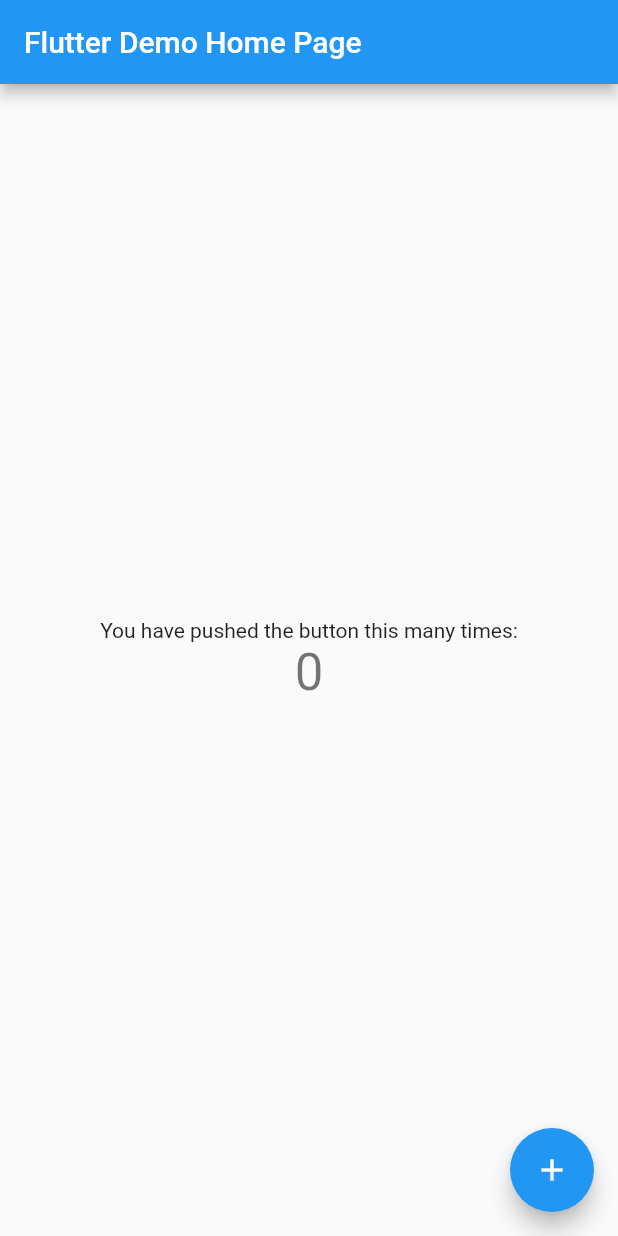
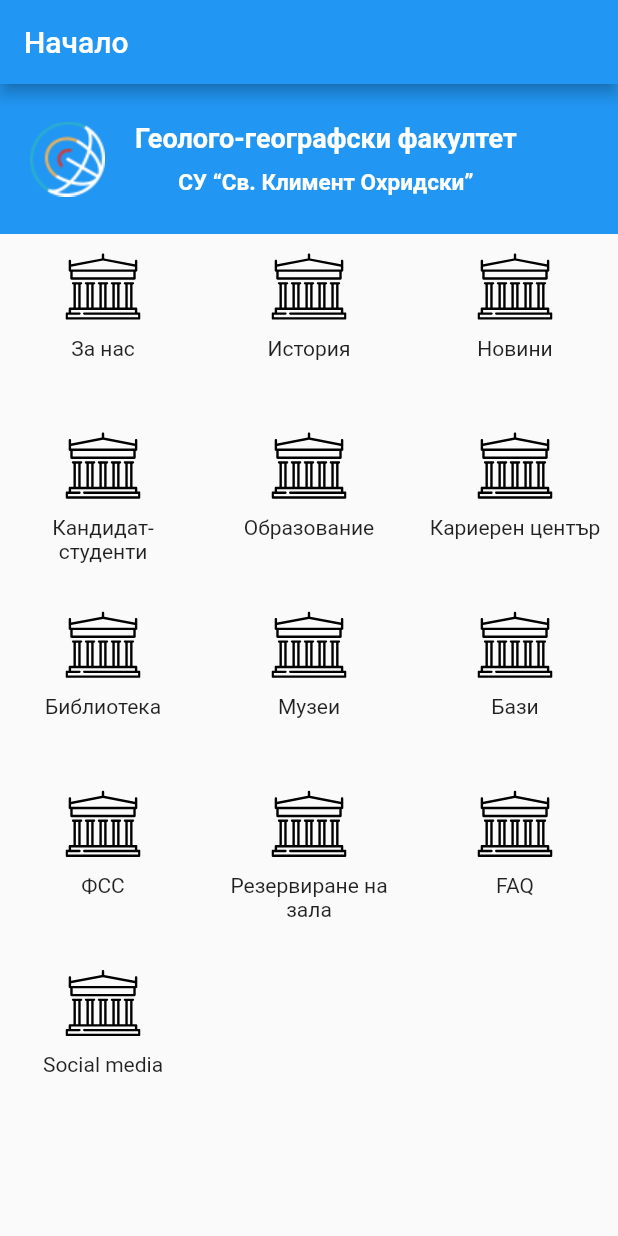
Before and after one commit to diditoleva/faculty_demo_app, a Flutter app: the screen it shows after launch, on a phone screen of 412 x 824 dp. Run offline on Flutter 3.47's test engine with Material 2 defaults, Android fonts, the phone set to English and light mode, and no system bars; our stand-ins replace flutter_svg.

Commit message:
Home screen base design

```diff
--- /dev/null
+++ b/lib/home/home_element.dart
@@ -0,0 +1,79 @@
+enum HomeElement {
+  aboutUs,
+  history,
+  news,
+  candidateStudents,
+  education,
+  careerCenter,
+  library,
+  museums,
+  bases,
+  fss,
+  baseReservation,
+  faq,
+  social,
+}
+
+extension HomeElementExtension on HomeElement {
+  String get title {
+    switch (this) {
+      case HomeElement.aboutUs:
+        return "За нас";
+      case HomeElement.history:
+        return "История";
+      case HomeElement.news:
+        return "Новини";
+      case HomeElement.candidateStudents:
+        return "Кандидат-студенти";
+      case HomeElement.education:
+        return "Образование";
+      case HomeElement.careerCenter:
+        return "Кариерен център";
+      case HomeElement.library:
+        return "Библиотека";
+      case HomeElement.museums:
+        return "Музеи";
+      case HomeElement.bases:
+        return "Бази";
+      case HomeElement.fss:
+        return "ФСС";
+      case HomeElement.baseReservation:
+        return "Резервиране на зала";
+      case HomeElement.faq:
+        return "FAQ";
+      case HomeElement.social:
+        return "Social media";
+    }
+  }
+
+  String get imagePath {
+    switch (this) {
+      case HomeElement.aboutUs:
+        return "assets/images/history.svg";
+      case HomeElement.history:
+        return "assets/images/history.svg";
+      case HomeElement.news:
+        return "assets/images/history.svg";
+      case HomeElement.candidateStudents:
+        return "assets/images/history.svg";
+      case HomeElement.education:
+        return "assets/images/history.svg";
+      case HomeElement.careerCenter:
+        return "assets/images/history.svg";
+      case HomeElement.library:
+        return "assets/images/history.svg";
+      case HomeElement.museums:
+        return "assets/images/history.svg";
+      case HomeElement.bases:
+        return "assets/images/history.svg";
+      case HomeElement.fss:
+        return "assets/images/history.svg";
+      case HomeElement.baseReservation:
+        return "assets/images/history.svg";
+      case HomeElement.faq:
+        return "assets/images/history.svg";
+      case HomeElement.social:
+        return "assets/images/history.svg";
+    }
+  }
+}
--- /dev/null
+++ b/lib/home/home_screen.dart
@@ -0,0 +1,83 @@
+import 'package:faculty_demo_app/home/home_element.dart';
+import 'package:flutter/material.dart';
+import 'package:flutter_svg/flutter_svg.dart';
+
+class HomeScreen extends StatelessWidget {
+  @override
+  Widget build(BuildContext context) {
+    return Scaffold(
+        appBar: AppBar(
+          title: const Text("Начало"),
+        ),
+        body: Column(
+          children: [_buildHeader(), _buildItems()],
+        ));
+  }
+
+  Widget _buildHeader() {
+    return Container(
+      height: 100,
+      color: Colors.blue,
+      child: Padding(
+        padding: const EdgeInsets.all(20),
+        child: Row(
+          children: [
+            Image.asset(
+              "assets/images/ggf_logo.png",
+              height: 50,
+            ),
+            const SizedBox(
+              width: 20,
+            ),
+            Column(
+              mainAxisAlignment: MainAxisAlignment.center,
+              children: const [
+                Text("Геолого-географски факултет",
+                    style: TextStyle(
+                        fontSize: 18,
+                        fontWeight: FontWeight.bold,
+                        color: Colors.white)),
+                SizedBox(height: 10),
+                Text("СУ “Св. Климент Охридски”",
+                    style: TextStyle(
+                        fontSize: 15,
+                        fontWeight: FontWeight.bold,
+                        color: Colors.white))
+              ],
+            )
+          ],
+        ),
+      ),
+    );
+  }
+
+  Widget _buildItems() {
+    return Expanded(
+        child: GridView.builder(
+            gridDelegate: const SliverGridDelegateWithFixedCrossAxisCount(
+                crossAxisCount: 3, childAspectRatio: (1.15)),
+            itemCount: HomeElement.values.length,
+            itemBuilder: (context, index) {
+              final item = HomeElement.values[index];
+
+              return Padding(
+                padding: const EdgeInsets.all(10),
+                child: Column(
+                  children: [
+                    SvgPicture.asset(
+                      item.imagePath,
+                      height: 50,
+                    ),
+                    const SizedBox(
+                      height: 8,
+                    ),
+                    Text(
+                      item.title,
+                      textAlign: TextAlign.center,
+                    )
+                  ],
+                ),
+              );
+            }));
+  }
+}
--- a/lib/main.dart
+++ b/lib/main.dart
@@ -1,3 +1,4 @@
+import 'package:faculty_demo_app/home/home_screen.dart';
 import 'package:flutter/material.dart';
 
 void main() {
@@ -7,39 +8,21 @@
 class MyApp extends StatelessWidget {
   const MyApp({Key? key}) : super(key: key);
 
-  // This widget is the root of your application.
   @override
   Widget build(BuildContext context) {
     return MaterialApp(
       title: 'Flutter Demo',
       theme: ThemeData(
-        // This is the theme of your application.
-        //
-        // Try running your application with "flutter run". You'll see the
-        // application has a blue toolbar. Then, without quitting the app, try
-        // changing the primarySwatch below to Colors.green and then invoke
-        // "hot reload" (press "r" in the console where you ran "flutter run",
-        // or simply save your changes to "hot reload" in a Flutter IDE).
-        // Notice that the counter didn't reset back to zero; the application
-        // is not restarted.
+
         primarySwatch: Colors.blue,
       ),
-      home: const MyHomePage(title: 'Flutter Demo Home Page'),
+      home: HomeScreen(),
     );
   }
 }
 
 class MyHomePage extends StatefulWidget {
   const MyHomePage({Key? key, required this.title}) : super(key: key);
-
-  // This widget is the home page of your application. It is stateful, meaning
-  // that it has a State object (defined below) that contains fields that affect
-  // how it looks.
-
-  // This class is the configuration for the state. It holds the values (in this
-  // case the title) provided by the parent (in this case the App widget) and
-  // used by the build method of the State. Fields in a Widget subclass are
-  // always marked "final".
 
   final String title;
 
@@ -52,47 +35,22 @@
 
   void _incrementCounter() {
     setState(() {
-      // This call to setState tells the Flutter framework that something has
-      // changed in this State, which causes it to rerun the build method below
-      // so that the display can reflect the updated values. If we changed
-      // _counter without calling setState(), then the build method would not be
-      // called again, and so nothing would appear to happen.
       _counter++;
     });
   }
 
   @override
   Widget build(BuildContext context) {
-    // This method is rerun every time setState is called, for instance as done
-    // by the _incrementCounter method above.
-    //
-    // The Flutter framework has been optimized to make rerunning build methods
-    // fast, so that you can just rebuild anything that needs updating rather
-    // than having to individually change instances of widgets.
+
     return Scaffold(
       appBar: AppBar(
-        // Here we take the value from the MyHomePage object that was created by
-        // the App.build method, and use it to set our appbar title.
+
         title: Text(widget.title),
       ),
       body: Center(
-        // Center is a layout widget. It takes a single child and positions it
-        // in the middle of the parent.
+
         child: Column(
-          // Column is also a layout widget. It takes a list of children and
-          // arranges them vertically. By default, it sizes itself to fit its
-          // children horizontally, and tries to be as tall as its parent.
-          //
-          // Invoke "debug painting" (press "p" in the console, choose the
-          // "Toggle Debug Paint" action from the Flutter Inspector in Android
-          // Studio, or the "Toggle Debug Paint" command in Visual Studio Code)
-          // to see the wireframe for each widget.
-          //
-          // Column has various properties to control how it sizes itself and
-          // how it positions its children. Here we use mainAxisAlignment to
-          // center the children vertically; the main axis here is the vertical
-          // axis because Columns are vertical (the cross axis would be
-          // horizontal).
+
           mainAxisAlignment: MainAxisAlignment.center,
           children: <Widget>[
             const Text(
@@ -109,7 +67,7 @@
         onPressed: _incrementCounter,
         tooltip: 'Increment',
         child: const Icon(Icons.add),
-      ), // This trailing comma makes auto-formatting nicer for build methods.
+      ),
     );
   }
 }
--- a/pubspec.yaml
+++ b/pubspec.yaml
@@ -29,6 +29,7 @@
 dependencies:
   flutter:
     sdk: flutter
+  flutter_svg: 1.0.3
 
 
   # The following adds the Cupertino Icons font to your application.
@@ -51,6 +52,8 @@
 
 # The following section is specific to Flutter.
 flutter:
+  assets:
+    - assets/images/
 
   # The following line ensures that the Material Icons font is
   # included with your application, so that you can use the icons in
```
Also changed, not shown: assets/images/ggf_logo.png (added), assets/images/history.svg (added), pubspec.lock.
